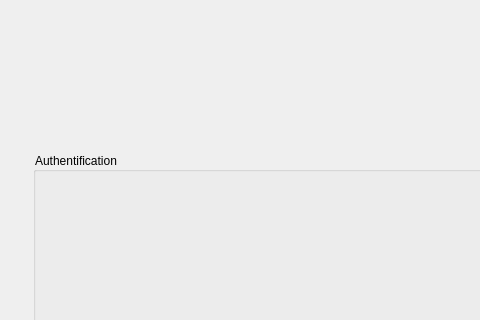
CrEagleOne/dbtective, file src/gui/ui/main_pages.ui: the form before one commit; both pictures show x 0 to 480 and y 140 to 460 of the 860 by 725 pixel window.
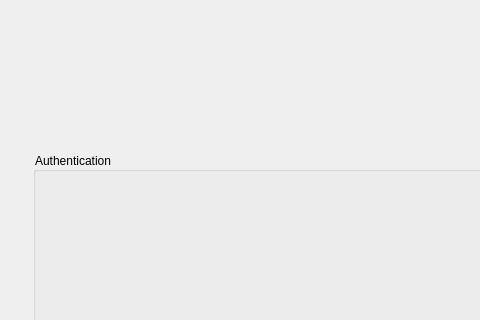
The form after the commit. The open tabs and pages were chosen to show the change.

Diff of the .ui file:
```diff
--- a/src/gui/ui/main_pages.ui
+++ b/src/gui/ui/main_pages.ui
@@ -396,8 +396,8 @@
            <rect>
             <x>0</x>
             <y>0</y>
-            <width>274</width>
-            <height>222</height>
+            <width>832</width>
+            <height>697</height>
            </rect>
           </property>
           <property name="styleSheet">
@@ -463,7 +463,7 @@
                   <item>
                    <widget class="QGroupBox" name="authentification">
                     <property name="title">
-                     <string>Authentification</string>
+                     <string>Authentication</string>
                     </property>
                     <layout class="QVBoxLayout" name="verticalLayout_4">
                      <item>
```
Left out of the diff: 8 changed lines with no effect on the pictures.
